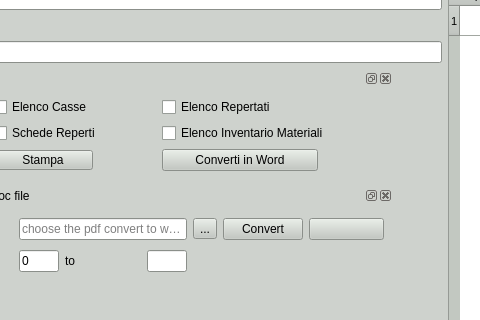
pyarchinit/pyarchinit, file gui/ui/Inv_Materiali.ui: the form before one commit; both pictures show x 93 to 573 and y 412 to 732 of the 1113 by 861 pixel window.
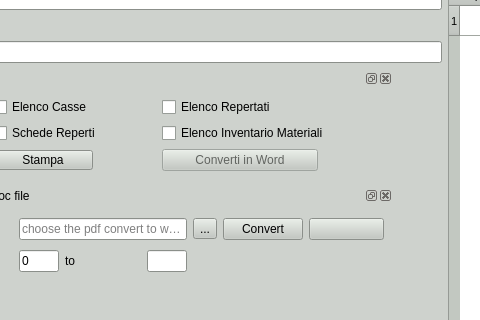
The form after the commit. The open tabs and pages were chosen to show the change. Icons and pictures are not drawn. Custom widgets are drawn as their Qt base class.

What changed in the file:
```diff
--- a/gui/ui/Inv_Materiali.ui
+++ b/gui/ui/Inv_Materiali.ui
@@ -2293,6 +2293,9 @@
            </item>
            <item row="2" column="1">
             <widget class="QPushButton" name="pushButton_word">
+             <property name="enabled">
+              <bool>false</bool>
+             </property>
              <property name="maximumSize">
               <size>
                <width>156</width>
```
